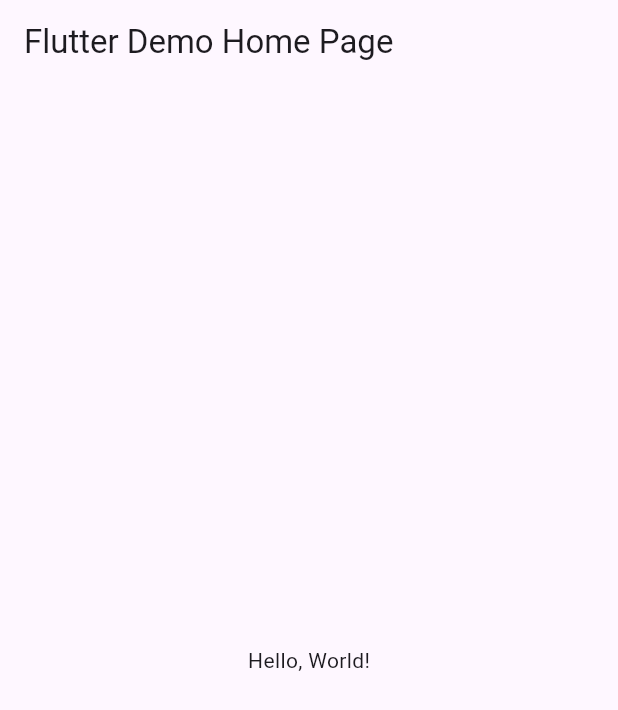
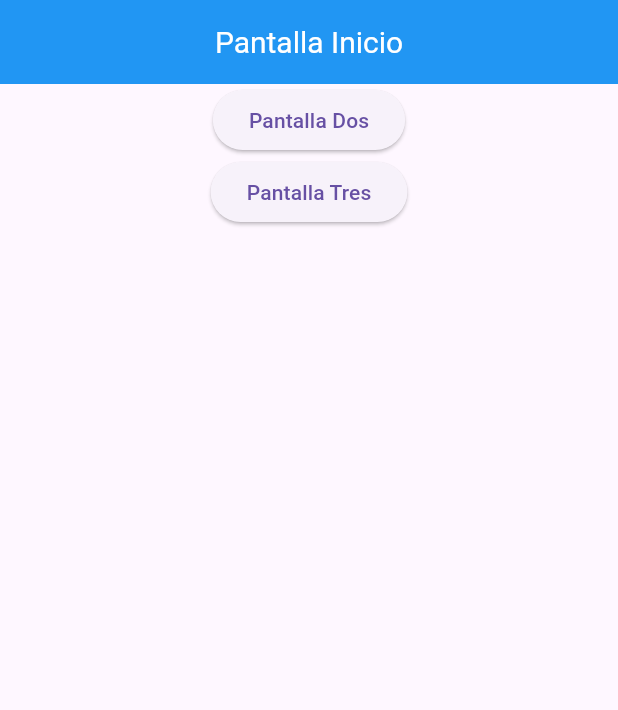
Before and after one commit to Johana-Moras-0458/pantallas-6-I, a Flutter app: the screen it shows after launch, on a phone screen of 412 x 824 dp. Shown: the top 710 px of the screen. Run offline on Flutter 3.47's test engine with Material 3 defaults, Android fonts, the phone set to English and light mode, and no system bars.

Commit message:
otra vez

```diff
--- a/lib/main.dart
+++ b/lib/main.dart
@@ -1,43 +1,26 @@
 import 'package:flutter/material.dart';
+import 'package:morasrutas/pagina_inicial.dart';
+import 'package:morasrutas/pagina_dos.dart';
+import 'package:morasrutas/pagina_tres.dart';
 
-void main() => runApp(MyApp());
+void main() => runApp(MiRutas());
 
-class MyApp extends StatelessWidget {
-  const MyApp({super.key});
-  // This widget is the root of your application.
+class MiRutas extends StatelessWidget {
+  const MiRutas({Key? key}) : super(key: key);
+
   @override
   Widget build(BuildContext context) {
     return MaterialApp(
-      // Application name
-      title: 'Flutter Hello World',
-      // Application theme data, you can set the colors for the application as
-      // you want
-      theme: ThemeData(
-        // useMaterial3: false,
-        primarySwatch: Colors.blue,
-      ),
-      // A widget which will be started on application startup
-      home: MyHomePage(title: 'Flutter Demo Home Page'),
+      debugShowCheckedModeBanner: false,
+      title: 'Rutas entre paginas',
+      initialRoute: '/',
+      routes: {
+        // When navigating to the "/" route, build the FirstScreen widget.
+        '/': (context) => const PantallaUno(),
+        // When navigating to the "/second" route, build the SecondScreen widget.
+        '/pantalla2': (context) => const PantallaDos(),
+        '/pantalla3': (context) => const PantallaTres(),
+      },
     );
   }
 }
-
-class MyHomePage extends StatelessWidget {
-  final String title;
-  const MyHomePage({super.key, required this.title});
-
-  @override
-  Widget build(BuildContext context) {
-    return Scaffold(
-      appBar: AppBar(
-        // The title text which will be shown on the action bar
-        title: Text(title),
-      ),
-      body: Center(
-        child: Text(
-          'Hello, World!',
-        ),
-      ),
-    );
-  }
-}
--- /dev/null
+++ b/lib/pagina_inicial.dart
@@ -0,0 +1,41 @@
+import 'package:flutter/material.dart';
+import 'package:morasrutas/pagina_inicial.dart';
+
+class PantallaUno extends StatelessWidget {
+  const PantallaUno({Key? key}) : super(key: key);
+
+  @override
+  Widget build(BuildContext context) {
+    return Scaffold(
+      appBar: AppBar(
+        backgroundColor: Colors.blue,
+        title: const Text(
+          'Pantalla Inicio',
+          style: TextStyle(
+            color: Colors.white,
+            fontSize: 20.0,
+          ),
+        ),
+        centerTitle: true,
+      ),
+      body: Column(
+        children: [
+          Center(
+              child: ElevatedButton(
+            onPressed: () {
+              Navigator.pushNamed(context, '/pantalla2');
+            },
+            child: const Text('Pantalla Dos'),
+          )),
+          Center(
+              child: ElevatedButton(
+            onPressed: () {
+              Navigator.pushNamed(context, '/pantalla3');
+            },
+            child: const Text('Pantalla Tres'),
+          )),
+        ],
+      ),
+    );
+  }
+}
```
Also changed, not shown: lib/pagina_dos.dart (added, +31 -0 lines), lib/pagina_tres.dart (added, +31 -0 lines).
